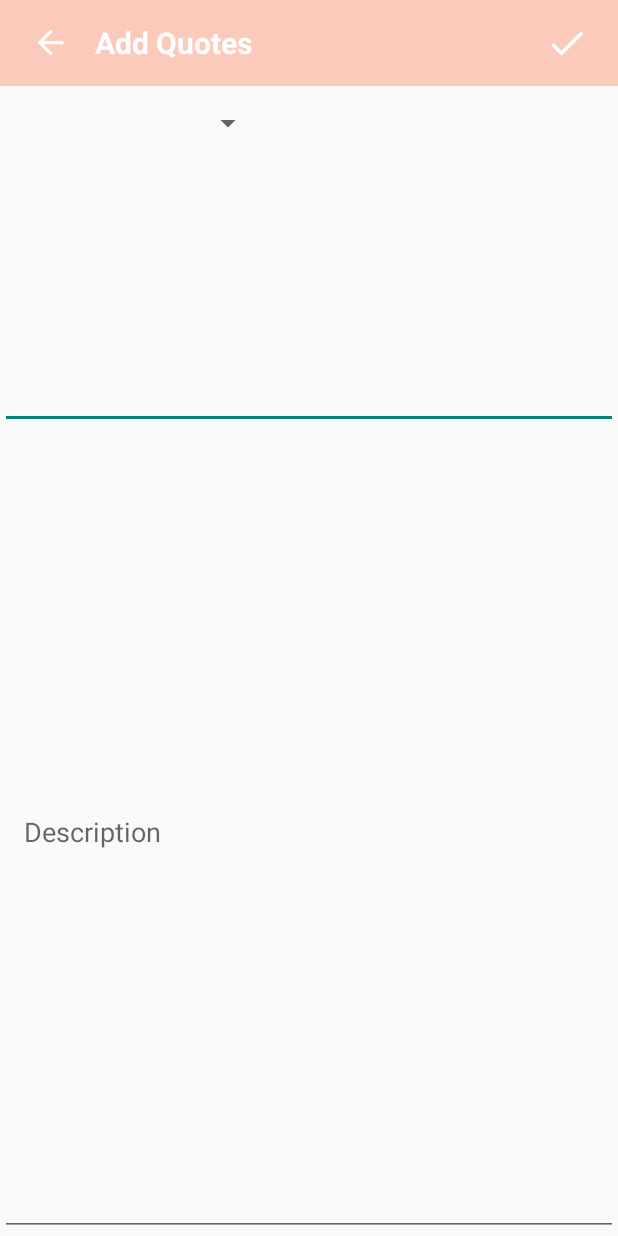
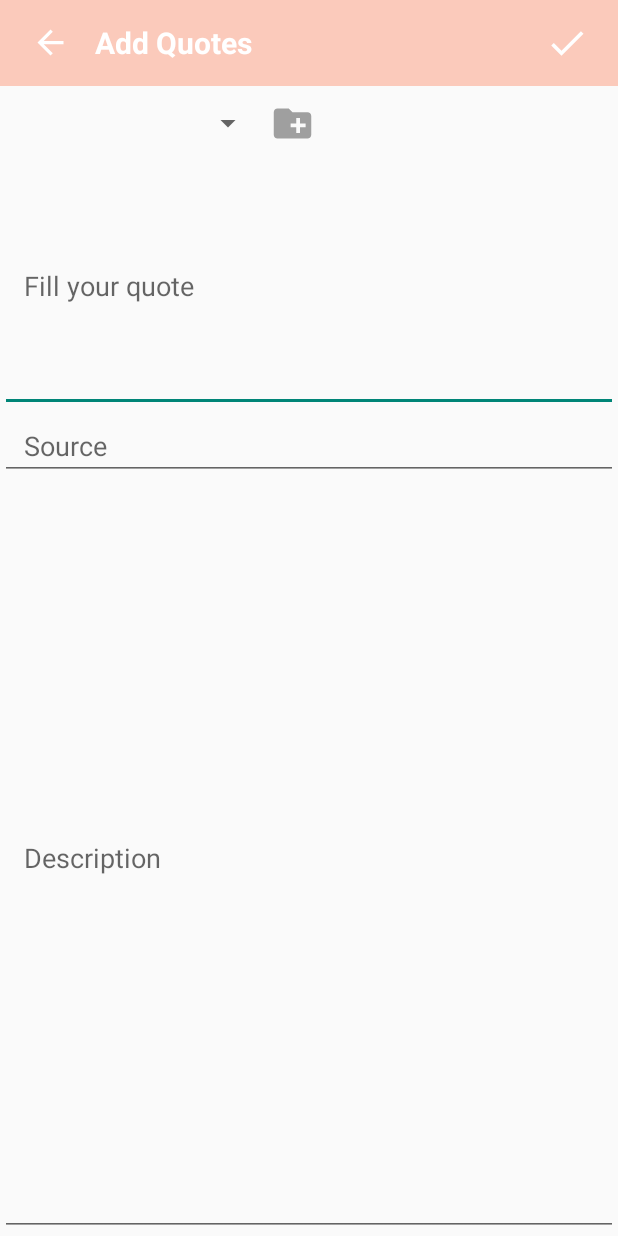
Before and after one commit to themechanic002/Project-Quotes, an Android app: the AddQuoteActivity screen opened directly, with no data from a screen before it, on a phone screen of 412 x 824 dp. Run offline under Robolectric (Android 15) with nearby library versions, the phone set to English and light mode, and no system bars; libraries missing offline, so code that uses them is left out: io.realm, io.realm.kotlin.

Commit message:
Quotes Application Project

```diff
--- a/app/src/main/java/com/project/quotes/Item.kt
+++ b/app/src/main/java/com/project/quotes/Item.kt
@@ -5,5 +5,6 @@ import io.realm.RealmObject
 open class Item(
         var folder: String = "folder",
         var sentence: String = "sentence",
-        var source: String = "source"
+        var source: String = "source",
+        var description: String = "description"
 ) : RealmObject() {}
--- /dev/null
+++ b/app/src/main/res/drawable/ic_baseline_create_new_folder_24.xml
@@ -0,0 +1,10 @@
+<vector xmlns:android="http://schemas.android.com/apk/res/android"
+    android:width="24dp"
+    android:height="24dp"
+    android:tint="@color/gray"
+    android:viewportWidth="24"
+    android:viewportHeight="24">
+    <path
+        android:fillColor="@android:color/white"
+        android:pathData="M20,6h-8l-2,-2L4,4c-1.11,0 -1.99,0.89 -1.99,2L2,18c0,1.11 0.89,2 2,2h16c1.11,0 2,-0.89 2,-2L22,8c0,-1.11 -0.89,-2 -2,-2zM19,14h-3v3h-2v-3h-3v-2h3L14,9h2v3h3v2z" />
+</vector>
--- a/app/src/main/res/layout/activity_add_quote.xml
+++ b/app/src/main/res/layout/activity_add_quote.xml
@@ -13,6 +13,7 @@
         android:paddingVertical="14dp">
 
         <ImageView
+            android:id="@+id/quote_cancel"
             android:layout_width="0dp"
             android:layout_height="26dp"
             android:layout_gravity="center_vertical"
@@ -33,6 +34,7 @@
             android:textStyle="bold" />
 
         <ImageView
+            android:id="@+id/quote_save"
             android:layout_width="0dp"
             android:layout_height="29dp"
             android:layout_gravity="center_vertical"
@@ -52,17 +54,36 @@
             android:layout_width="160dp"
             android:layout_height="50dp" />
 
+        <ImageView
+            android:id="@+id/new_folder"
+            android:layout_width="30dp"
+            android:layout_height="30dp"
+            android:src="@drawable/ic_baseline_create_new_folder_24"
+            android:layout_gravity="center_vertical"
+            android:layout_marginHorizontal="4dp"/>
+
     </LinearLayout>
 
 
     <EditText
+        android:id="@+id/quote_sentence"
         android:layout_width="match_parent"
         android:layout_height="0dp"
         android:layout_weight="1"
-        android:autofillHints="Fill your quote"
+        android:hint="Fill your quote"
         android:paddingHorizontal="16dp" />
 
     <EditText
+        android:id="@+id/quote_source"
+        android:layout_width="match_parent"
+        android:layout_height="wrap_content"
+        android:hint="Source"
+        android:paddingHorizontal="16dp"
+        android:maxLength="15"/>
+
+
+    <EditText
+        android:id="@+id/quote_description"
         android:layout_width="match_parent"
         android:layout_height="0dp"
         android:layout_weight="3"
--- a/app/src/main/res/values/colors.xml
+++ b/app/src/main/res/values/colors.xml
@@ -11,6 +11,7 @@
 
     <color name="main1">#fbcabb</color>
     <color name="main2">#ceb6d9</color>
+    <color name="gray">#9F9F9F</color>
 
 
 </resources>
```
Also changed, not shown: app/src/main/java/com/project/quotes/AddQuoteActivity.kt (+92 -5 lines), app/src/main/java/com/project/quotes/MainActivity.kt (+24 -16 lines), app/src/main/java/com/project/quotes/RealmManager.kt (+17 -0 lines), app/src/main/res/layout/activity_new_folder_dialog.xml (added, +54 -0 lines).
